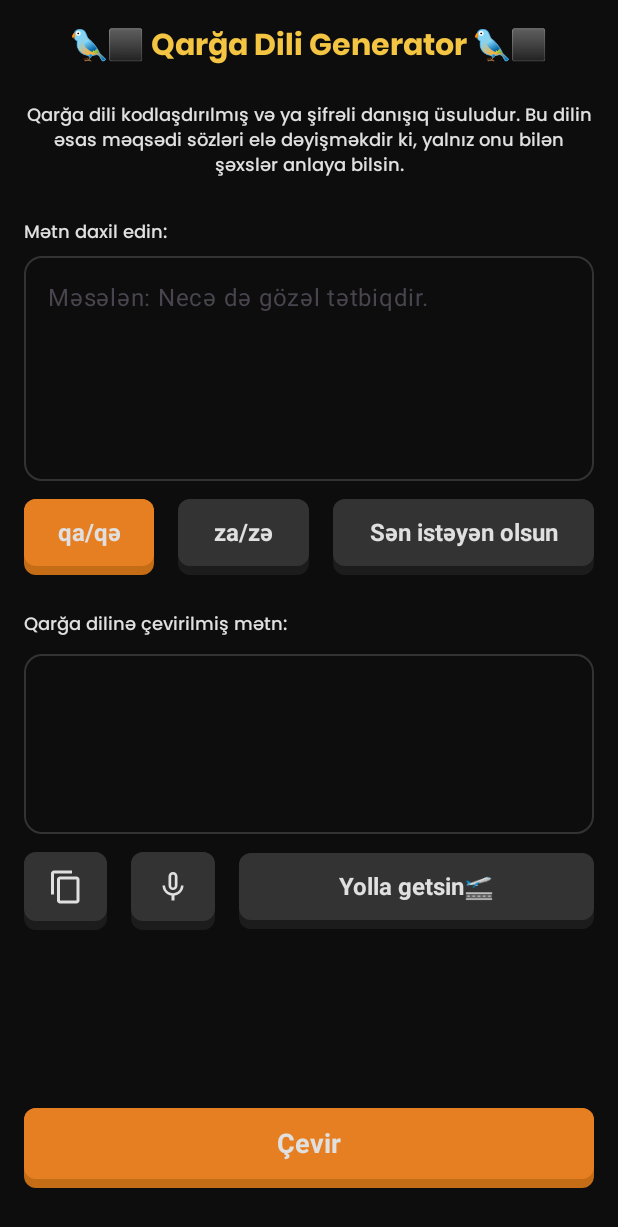
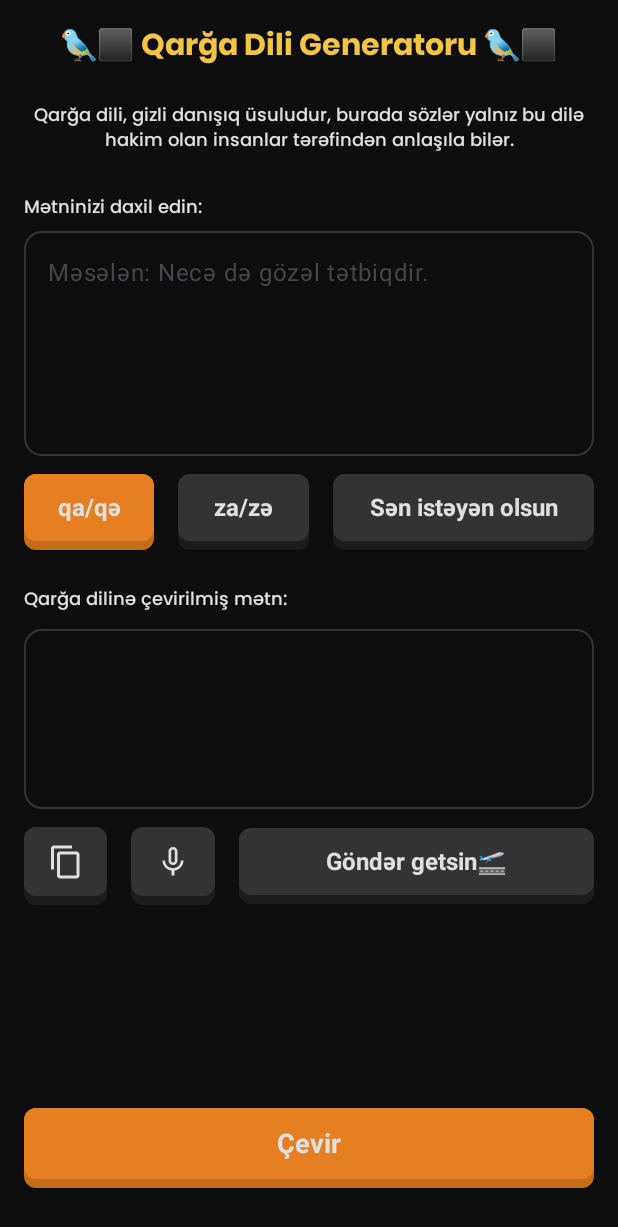
Before and after one commit to zaminalirustemov/Qargha-dili, an Android app built with Jetpack Compose: the screen it shows after launch (MainActivity), on a phone screen of 412 x 824 dp. Shown: the top 1227 px of the screen. Run offline under Robolectric (Android 15) with nearby library versions, the phone set to English and light mode, and no system bars; our stand-ins replace accompanist.

Commit message:
Fully done

````diff
--- a/app/src/main/java/az/lahza/qarghadili/MainActivity.kt
+++ b/app/src/main/java/az/lahza/qarghadili/MainActivity.kt
@@ -10,8 +10,8 @@ import androidx.compose.material3.Scaffold
 import androidx.compose.runtime.Composable
 import androidx.compose.ui.Modifier
 import androidx.compose.ui.tooling.preview.Preview
-import androidx.compose.ui.unit.dp
 import az.lahza.qarghadili.ui.screens.GenerateCrowLanguageScreen
+import az.lahza.qarghadili.ui.theme.Dimens
 
 class MainActivity : ComponentActivity() {
     override fun onCreate(savedInstanceState: Bundle?) {
@@ -33,6 +33,6 @@ class MainActivity : ComponentActivity() {
 @Composable
 fun HomeScreenPreview() {
     GenerateCrowLanguageScreen(
-        innerPadding = PaddingValues(0.dp)
+        innerPadding = PaddingValues(Dimens.Zero)
     )
 }
--- a/app/src/main/java/az/lahza/qarghadili/ui/components/ContentInputField.kt
+++ b/app/src/main/java/az/lahza/qarghadili/ui/components/ContentInputField.kt
@@ -64,7 +64,7 @@ fun ContentInputField(content: String, onValueChange: (String) -> Unit) {
             horizontalArrangement = Arrangement.Center
         ) {
             Text(
-                text = stringResource(R.string.qargha_dili_aciqlamasi),
+                text = stringResource(R.string.qargha_dili_description),
                 modifier = Modifier.padding(bottom = Dimens.MediumLarge),
                 style = labelTextStyle,
                 textAlign = TextAlign.Center
@@ -74,7 +74,7 @@ fun ContentInputField(content: String, onValueChange: (String) -> Unit) {
         Spacer(modifier = Modifier.height(Dimens._20DP))
 
         Text(
-            text = stringResource(R.string.metn_daxil_edin),
+            text = stringResource(R.string.enter_text_prompt),
             modifier = Modifier.padding(bottom = Dimens.MediumLarge),
             style = labelTextStyle,
         )
@@ -100,7 +100,7 @@ fun ContentInputField(content: String, onValueChange: (String) -> Unit) {
                 unfocusedTextColor = TextColor
             ),
             placeholder = {
-                Text(stringResource(R.string.nec_d_g_z_l_t_tbiqdir))
+                Text(stringResource(R.string.sample_text_example))
             }
         )
     }
--- a/app/src/main/java/az/lahza/qarghadili/ui/components/CrownLanguageButton.kt
+++ b/app/src/main/java/az/lahza/qarghadili/ui/components/CrownLanguageButton.kt
@@ -27,26 +27,25 @@ import androidx.compose.ui.res.stringResource
 import androidx.compose.ui.text.font.FontWeight
 import androidx.compose.ui.unit.Dp
 import androidx.compose.ui.unit.TextUnit
-import androidx.compose.ui.unit.dp
-import androidx.compose.ui.unit.sp
 import az.lahza.qarghadili.R
 import az.lahza.qarghadili.ui.theme.AccentOrange
 import az.lahza.qarghadili.ui.theme.BorderGray
 import az.lahza.qarghadili.ui.theme.DarkAccentOrange
 import az.lahza.qarghadili.ui.theme.DarkBorderGray
+import az.lahza.qarghadili.ui.theme.Dimens
 import az.lahza.qarghadili.ui.theme.TextColor
 
 @Composable
 fun CrownLanguageButton(
     modifier: Modifier,
     icon: Int? = null,
-    text: String = stringResource(R.string.chevir),
+    text: String = stringResource(R.string.convert_button_label),
     normalColor: Color = AccentOrange,
     pressedColor: Color = DarkAccentOrange,
     textColor: Color = TextColor,
-    fontSize: TextUnit = 18.sp,
-    cornerRadius: Dp = 8.dp,
-    offset: Dp = 6.dp,
+    fontSize: TextUnit = Dimens._18SP,
+    cornerRadius: Dp = Dimens.MediumLarge,
+    offset: Dp = Dimens.Medium,
     enabled: Boolean = true,
     onClick: () -> Unit,
 ) {
@@ -116,10 +115,10 @@ fun CrownLanguageButton(
                     contentDescription = null,
                     tint = TextColor,
                     modifier = Modifier
-                        .size(52.dp)
-                        .padding(14.dp)
+                        .size(Dimens._52DP)
+                        .padding(Dimens._14DP)
                         .align(Alignment.Center)
-                        .offset(y = if (isPressed) 0.dp else (-offset / 2))
+                        .offset(y = if (isPressed) Dimens.Zero else (-offset / 2))
                 )
             } else {
                 Text(
@@ -129,11 +128,11 @@ fun CrownLanguageButton(
                     fontWeight = FontWeight.Bold,
                     color = textColor,
                     modifier = Modifier
-                        .padding(top = 16.dp, bottom = 16.dp)
+                        .padding(top = Dimens._16DP, bottom = Dimens._16DP)
                         .align(Alignment.Center)
                         .offset(
-                            x = 0.dp,
-                            y = if (isPressed) 0.dp else (-offset / 2)
+                            x = Dimens.Zero,
+                            y = if (isPressed) Dimens.Zero else (-offset / 2)
                         )
                 )
             }
--- a/app/src/main/java/az/lahza/qarghadili/ui/screens/GenerateCrowLanguageScreen.kt
+++ b/app/src/main/java/az/lahza/qarghadili/ui/screens/GenerateCrowLanguageScreen.kt
@@ -29,6 +29,7 @@ import androidx.compose.material3.Text
 import androidx.compose.material3.TextFieldDefaults
 import androidx.compose.runtime.Composable
 import androidx.compose.runtime.DisposableEffect
+import androidx.compose.runtime.LaunchedEffect
 import androidx.compose.runtime.SideEffect
 import androidx.compose.runtime.getValue
 import androidx.compose.runtime.mutableStateOf
@@ -47,7 +48,6 @@ import androidx.compose.ui.text.TextStyle
 import androidx.compose.ui.text.font.Font
 import androidx.compose.ui.text.font.FontFamily
 import androidx.compose.ui.text.input.KeyboardType
-import androidx.compose.ui.unit.sp
 import az.lahza.qarghadili.R
 import az.lahza.qarghadili.extensions.empty
 import az.lahza.qarghadili.ui.components.ContentInputField
@@ -61,6 +61,7 @@ import az.lahza.qarghadili.ui.theme.DarkBackground
 import az.lahza.qarghadili.ui.theme.Dimens
 import az.lahza.qarghadili.ui.theme.TextColor
 import com.google.accompanist.systemuicontroller.rememberSystemUiController
+import kotlinx.coroutines.delay
 import java.util.Locale
 
 @OptIn(ExperimentalMaterial3Api::class)
@@ -92,6 +93,8 @@ fun GenerateCrowLanguageScreen(innerPadding: PaddingValues) {
     var qaButtonClicked by remember { mutableStateOf(true) }
     var zaButtonClicked by remember { mutableStateOf(false) }
     var customButtonClicked by remember { mutableStateOf(false) }
+
+    var buttonClicked by remember { mutableStateOf(false) }
 
     val errorSnackState = rememberSnackState()
     val successSnackState = rememberSnackState()
@@ -126,8 +129,8 @@ fun GenerateCrowLanguageScreen(innerPadding: PaddingValues) {
                     CrownLanguageButton(
                         modifier = Modifier.weight(0.5f),
                         enabled = qaButtonClicked,
-                        text = stringResource(R.string.qa_qe),
-                        fontSize = 16.sp,
+                        text = stringResource(R.string.qa_qe_example),
+                        fontSize = Dimens._16SP,
                         onClick = {
                             qaButtonClicked = true
                             zaButtonClicked = false
@@ -137,8 +140,8 @@ fun GenerateCrowLanguageScreen(innerPadding: PaddingValues) {
                     CrownLanguageButton(
                         modifier = Modifier.weight(0.5f),
                         enabled = zaButtonClicked,
-                        text = stringResource(R.string.za_ze),
-                        fontSize = 16.sp,
+                        text = stringResource(R.string.za_ze_example),
+                        fontSize = Dimens._16SP,
                         onClick = {
                             zaButtonClicked = true
                             qaButtonClicked = false
@@ -147,8 +150,8 @@ fun GenerateCrowLanguageScreen(innerPadding: PaddingValues) {
                     CrownLanguageButton(
                         modifier = Modifier.weight(1f),
                         enabled = customButtonClicked,
-                        text = stringResource(R.string.s_n_ist_y_n_olsun),
-                        fontSize = 16.sp,
+                        text = stringResource(R.string.custom_button_prompt),
+                        fontSize = Dimens._16SP,
                         onClick = {
                             customButtonClicked = true
                             qaButtonClicked = false
@@ -192,17 +195,29 @@ fun GenerateCrowLanguageScreen(innerPadding: PaddingValues) {
                             unfocusedTextColor = TextColor
                         ),
                         placeholder = {
-                            Text(stringResource(R.string.bu_i_n_ad_ver_k_indi))
+                            Text(stringResource(R.string.name_task_prompt))
                         }
                     )
                 }
 
 
                 Text(
-                    text = stringResource(R.string.evirilmi_m_tn),
+                    text = stringResource(R.string.converted_text_label),
                     modifier = Modifier.padding(vertical = Dimens.ExtraLarge),
                     style = labelTextStyle,
                 )
+
+                if (buttonClicked) {
+                    // Change color temporarily for 1 second
+                    LaunchedEffect(Unit) {
+                        delay(1000)  // 1 second delay
+                        buttonClicked = false  // Reset the state after 1 second
+                    }
+                }
+
+                val borderColor = if (buttonClicked) AccentGold else BorderGray
+                val labelColor = if (buttonClicked) AccentGold else TextColor
+
 
                 OutlinedTextField(
                     value = crowLanguageText,
@@ -215,10 +230,10 @@ fun GenerateCrowLanguageScreen(innerPadding: PaddingValues) {
                         keyboardType = KeyboardType.Text // Make sure to use a text keyboard
                     ),
                     colors = TextFieldDefaults.outlinedTextFieldColors(
-                        focusedBorderColor = AccentGold,
-                        unfocusedBorderColor = BorderGray,
-                        focusedLabelColor = AccentGold,
-                        unfocusedLabelColor = TextColor,
+                        focusedBorderColor = borderColor,
+                        unfocusedBorderColor = borderColor,
+                        focusedLabelColor = labelColor,
+                        unfocusedLabelColor = labelColor,
                         cursorColor = AccentGold,
                         focusedTextColor = TextColor,
                         unfocusedTextColor = TextColor
@@ -238,11 +253,12 @@ fun GenerateCrowLanguageScreen(innerPadding: PaddingValues) {
                         modifier = Modifier.weight(0.2f),
                         icon = R.drawable.ic_file_copy,
                         onClick = {
+                            buttonClicked = true
                             if (crowLanguageText.isBlank()) {
-                                errorSnackState.showSnack(context.getString(R.string.qar_a_dilind_evirilmi_m_tn_yoxdur))
+                                errorSnackState.showSnack(context.getString(R.string.no_converted_text_error))
                             } else {
                                 clipboardManager.setText(AnnotatedString(crowLanguageText))
-                                successSnackState.showSnack(context.getString(R.string.koyalad_n_getdi))
+                                successSnackState.showSnack(context.getString(R.string.copy_success_message))
                             }
                         },
                         enabled = crowLanguageText.isNotBlank()
@@ -253,8 +269,9 @@ fun GenerateCrowLanguageScreen(innerPadding: PaddingValues) {
                         modifier = Modifier.weight(0.2f),
                         icon = R.drawable.baseline_mic_none_24,
                         onClick = {
+                            buttonClicked = true
                             if (crowLanguageText.isBlank()) {
-                                errorSnackState.showSnack(context.getString(R.string.qar_a_dilind_evirilmi_m_tn_yoxdur))
+                                errorSnackState.showSnack(context.getString(R.string.no_converted_text_error))
                             } else {
                                 val convertedText = convertToTurkish(crowLanguageText)
 
@@ -271,11 +288,12 @@ fun GenerateCrowLanguageScreen(innerPadding: PaddingValues) {
 
                     CrownLanguageButton(
                         modifier = Modifier.weight(0.85f),
-                        text = stringResource(R.string.yolla_getsin),
-                        fontSize = 16.sp,
+                        text = stringResource(R.string.send_button_label),
+                        fontSize = Dimens._16SP,
                         onClick = {
+                            buttonClicked = true
                             if (crowLanguageText.isBlank()) {
-                                errorSnackState.showSnack(context.getString(R.string.qar_a_dilind_evirilmi_m_tn_yoxdur))
+                                errorSnackState.showSnack(context.getString(R.string.no_converted_text_error))
                             } else {
                                 val shareIntent = Intent().apply {
                                     action = Intent.ACTION_SEND
@@ -309,7 +327,7 @@ fun GenerateCrowLanguageScreen(innerPadding: PaddingValues) {
                     .padding(vertical = Dimens._32DP, horizontal = Dimens._16DP)
             ) {
                 if (content.isBlank()) {
-                    errorSnackState.showSnack(context.getString(R.string.empty_content))
+                    errorSnackState.showSnack(context.getString(R.string.empty_content_error))
                     crowLanguageText = String.empty()
                 } else {
                     crowLanguageText =
@@ -319,7 +337,9 @@ fun GenerateCrowLanguageScreen(innerPadding: PaddingValues) {
                             qaButtonClicked,
                             zaButtonClicked,
                             customButtonClicked
-                        ) // Update the crowLanguageText
+                        ){
+                            errorSnackState.showSnack(context.getString(R.string.no_vowels_error))
+                        }
                 }
             }
 
@@ -340,7 +360,8 @@ fun convertToCrowLanguage(
     customText: String? = "q",
     qaButtonClicked: Boolean,
     zaButtonClicked: Boolean,
-    customButtonClicked: Boolean
+    customButtonClicked: Boolean,
+    noVowel: (() -> Unit)? = null
 ): String {
     // List of vowels in Azerbaijani language
     val vowels = "aeəoöuüıiAEOUƏÖÜIİ"
@@ -354,16 +375,21 @@ fun convertToCrowLanguage(
         customButtonClicked -> customText
         else -> "q"
     }
+    var foundVowel = false
 
     // Iterate over each character in the text
     for (char in text) {
         if (char.isVowel(vowels)) {
+            foundVowel = true
             // For vowels, append 'q' before and after the vowel
             crowLanguageText.append(char).append(appendString).append(char)
         } else {
             // For consonants, append as is
             crowLanguageText.append(char)
         }
+    }
+    if (!foundVowel) {
+        noVowel?.invoke()
     }
 
     return crowLanguageText.toString()
--- a/app/src/main/java/az/lahza/qarghadili/ui/theme/Dimens.kt
+++ b/app/src/main/java/az/lahza/qarghadili/ui/theme/Dimens.kt
@@ -17,6 +17,7 @@ import androidx.compose.ui.unit.sp
  * ```
  */
 object Dimens {
+    val Zero = 0.dp
     val ExtraSmall = 1.dp
     val Small = 2.dp
     val SmallMedium = 4.dp
@@ -32,6 +33,7 @@ object Dimens {
     val _24DP = 24.dp
     val _32DP = 32.dp
     val _50DP = 50.dp
+    val _52DP = 52.dp
     val _56DP = 56.dp
     val _120DP = 120.dp
     val _150DP = 150.dp
--- a/app/src/main/java/az/lahza/qarghadili/ui/theme/Theme.kt
+++ b/app/src/main/java/az/lahza/qarghadili/ui/theme/Theme.kt
@@ -1,6 +1,5 @@
 package az.lahza.qarghadili.ui.theme
 
-import android.app.Activity
 import android.os.Build
 import androidx.compose.foundation.isSystemInDarkTheme
 import androidx.compose.material3.MaterialTheme
--- a/app/src/main/res/values/strings.xml
+++ b/app/src/main/res/values/strings.xml
@@ -1,18 +1,19 @@
 <resources>
     <string name="app_name">Qarğa dili</string>
-    <string name="no_message_provided">No message provided</string>
-    <string name="qargha_dili_generator">🐦‍⬛ Qarğa Dili Generator 🐦‍⬛</string>
-    <string name="metn_daxil_edin">Mətn daxil edin:</string>
-    <string name="qargha_dili_aciqlamasi">Qarğa dili kodlaşdırılmış və ya şifrəli danışıq üsuludur. Bu dilin əsas məqsədi sözləri elə dəyişməkdir ki, yalnız onu bilən şəxslər anlaya bilsin.</string>
-    <string name="chevir">Çevir</string>
-    <string name="empty_content">Mətn yeri boş ola bilməz</string>
-    <string name="evirilmi_m_tn">Qarğa dilinə çevirilmiş mətn:</string>
-    <string name="qa_qe">qa/qə</string>
-    <string name="za_ze">za/zə</string>
-    <string name="s_n_ist_y_n_olsun">Sən istəyən olsun</string>
-    <string name="bu_i_n_ad_ver_k_indi">Bu işə nə ad verək indi?</string>
-    <string name="nec_d_g_z_l_t_tbiqdir">Məsələn: Necə də gözəl tətbiqdir.</string>
-    <string name="koyalad_n_getdi">Koyaladın getdi</string>
-    <string name="yolla_getsin">Yolla getsin🛫</string>
-    <string name="qar_a_dilind_evirilmi_m_tn_yoxdur">Qarğa dilində çevirilmiş mətn yoxdur</string>
+    <string name="no_message_provided">Heç bir mesaj təqdim olunmayıb</string>
+    <string name="qargha_dili_generator">🐦‍⬛ Qarğa Dili Generatoru 🐦‍⬛</string>
+    <string name="enter_text_prompt">Mətninizi daxil edin:</string>
+    <string name="qargha_dili_description">Qarğa dili, gizli danışıq üsuludur, burada sözlər yalnız bu dilə hakim olan insanlar tərəfindən anlaşıla bilər.</string>
+    <string name="convert_button_label">Çevir</string>
+    <string name="empty_content_error">Mətn sahəsi boş ola bilməz</string>
+    <string name="converted_text_label">Qarğa dilinə çevirilmiş mətn:</string>
+    <string name="qa_qe_example">qa/qə</string>
+    <string name="za_ze_example">za/zə</string>
+    <string name="custom_button_prompt">Sən istəyən olsun</string>
+    <string name="name_task_prompt">Bu işə nə ad verək indi?</string>
+    <string name="sample_text_example">Məsələn: Necə də gözəl tətbiqdir.</string>
+    <string name="copy_success_message">Koyaladın, getdi!</string>
+    <string name="send_button_label">Göndər getsin🛫</string>
+    <string name="no_converted_text_error">Qarğa dilində çevirilmiş mətn yoxdur</string>
+    <string name="no_vowels_error">Mətn içində sait yoxdursa, heç bir dəyişiklik olmayacaq</string>
 </resources>
````
